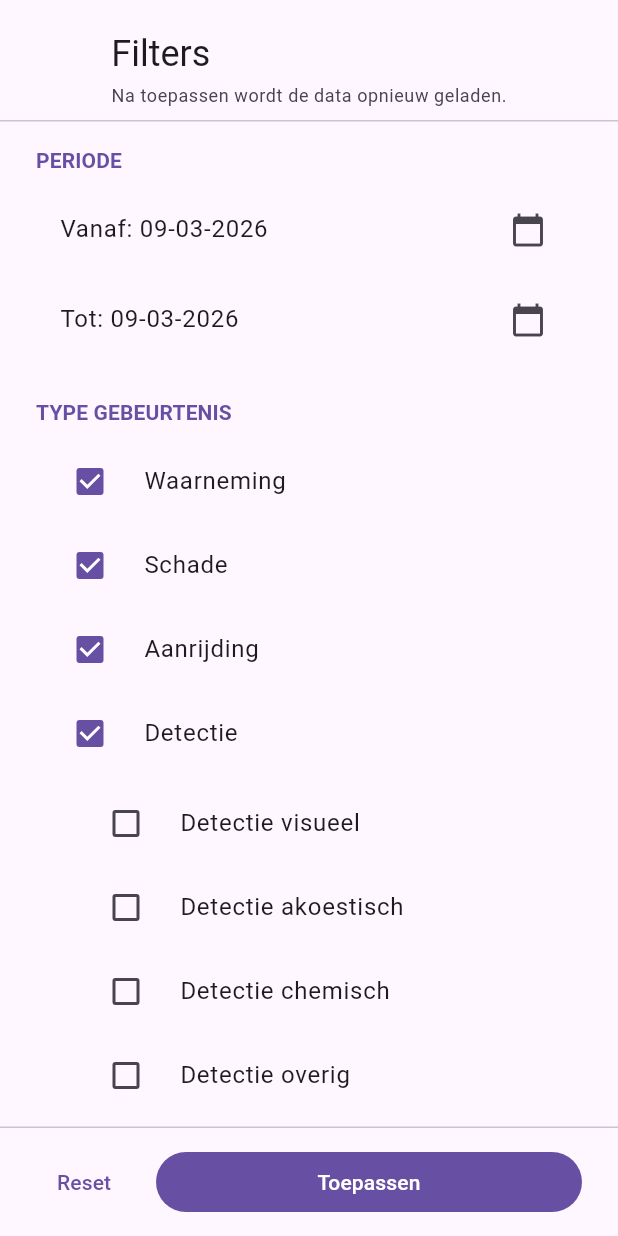
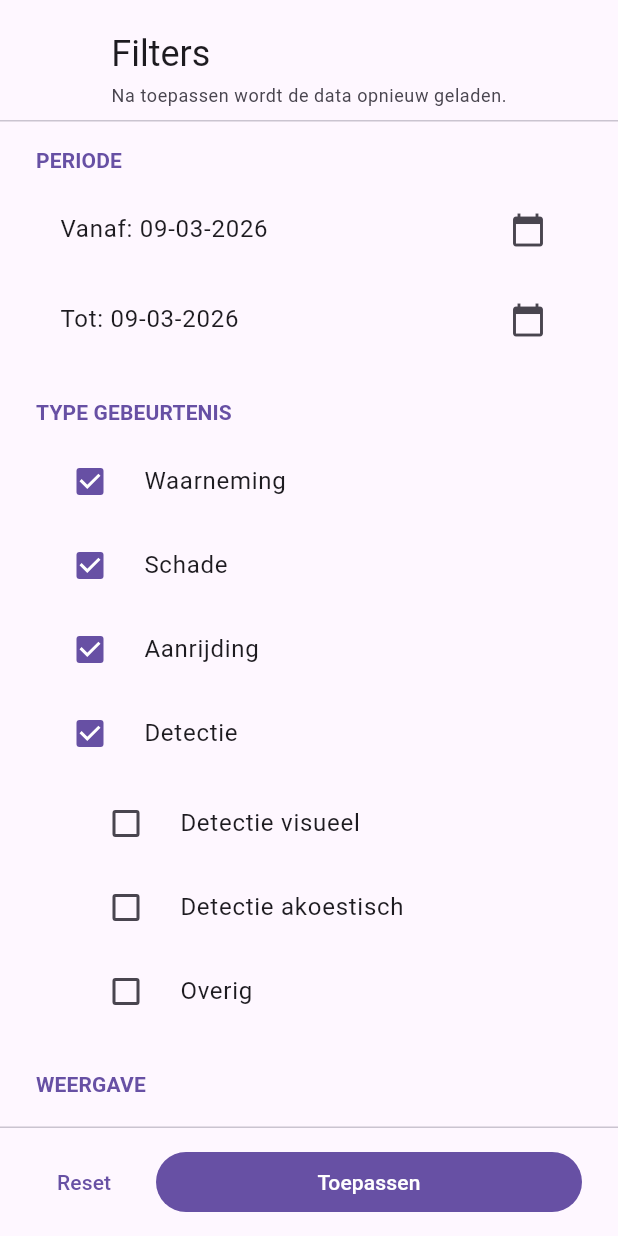
Before and after one commit to WildLife-NL/wildmanager, a Flutter app: the FilterContent widget shown alone on an empty page, opened directly with empty values, on a phone screen of 412 x 824 dp. Run offline on Flutter 3.47's test engine with Material 3 defaults, Android fonts, the phone set to English and light mode, and no system bars; our stand-ins replace flutter_dotenv, flutter_map, latlong2, package_info_plus, shared_preferences; missing offline and left inert: wildlifenl_animal_components, wildlifenl_assets, wildlifenl_detection_components, wildlifenl_interaction_components, wildlifenl_login_components, wildlifenl_map_logic_components and 1 more; accounts and stored records are empty; network calls fail.

Commit message:
#36
filter aangepast voor Detection

```diff
--- a/wildmanager/lib/screens/map/filter_content.dart
+++ b/wildmanager/lib/screens/map/filter_content.dart
@@ -173,14 +173,7 @@ class _FilterContentState extends State<FilterContent> {
                         controlAffinity: ListTileControlAffinity.leading,
                       ),
                       CheckboxListTile(
-                        title: const Text('Detectie chemisch'),
-                        value: _draft.detectieChemisch,
-                        onChanged: (v) => setState(() =>
-                            _draft = _draft.copyWith(detectieChemisch: v ?? false)),
-                        controlAffinity: ListTileControlAffinity.leading,
-                      ),
-                      CheckboxListTile(
-                        title: const Text('Detectie overig'),
+                        title: const Text('Overig'),
                         value: _draft.detectieOverig,
                         onChanged: (v) => setState(() =>
                             _draft = _draft.copyWith(detectieOverig: v ?? false)),
--- a/wildmanager/lib/screens/map/interaction_filter_sheet.dart
+++ b/wildmanager/lib/screens/map/interaction_filter_sheet.dart
@@ -112,7 +112,6 @@ class _InteractionFilterSheetState extends State<InteractionFilterSheet> {
               DropdownMenuItem(value: null, child: Text('Alle detecties')),
               DropdownMenuItem(value: DetectionType.visual, child: Text('Visueel')),
               DropdownMenuItem(value: DetectionType.acoustic, child: Text('Acoustisch')),
-              DropdownMenuItem(value: DetectionType.chemical, child: Text('Chemisch')),
               DropdownMenuItem(value: DetectionType.other, child: Text('Overig')),
             ],
             onChanged: (v) => setState(() => _selectedDetectionType = v),
--- a/wildmanager/lib/screens/map/map_legend.dart
+++ b/wildmanager/lib/screens/map/map_legend.dart
@@ -33,8 +33,7 @@ class MapLegend extends StatelessWidget {
             _row(context, const Color(0xFF2E7D32), 'Dieren'),
             _row(context, DetectionType.visual.color, 'Detectie visueel'),
             _row(context, DetectionType.acoustic.color, 'Detectie acoustisch'),
-            _row(context, DetectionType.chemical.color, 'Detectie chemisch'),
-            _row(context, DetectionType.other.color, 'Detectie overig'),
+            _row(context, DetectionType.other.color, 'Overig'),
             const SizedBox(height: 6),
             Row(
               children: [
--- a/wildmanager/lib/state/filter_state.dart
+++ b/wildmanager/lib/state/filter_state.dart
@@ -12,7 +12,6 @@ class FilterState {
     this.detectie = true,
     this.detectieVisueel = false,
     this.detectieAkoestisch = false,
-    this.detectieChemisch = false,
     this.detectieOverig = false,
     this.showAnimals = true,
     this.showHeatmap = true,
@@ -29,7 +28,6 @@ class FilterState {
   final bool detectie;
   final bool detectieVisueel;
   final bool detectieAkoestisch;
-  final bool detectieChemisch;
   final bool detectieOverig;
   final bool showAnimals;
   final bool showHeatmap;
@@ -58,7 +56,7 @@ class FilterState {
       waarneming || schade || aanrijding || detectie;
 
   bool get hasAnyDetectionSubtypeSelected =>
-      detectieVisueel || detectieAkoestisch || detectieChemisch || detectieOverig;
+      detectieVisueel || detectieAkoestisch || detectieOverig;
 
   bool interactionTypeMatches(int typeId) {
     if (!hasAnyInteractionTypeSelected) return false;
@@ -85,7 +83,6 @@ class FilterState {
         case DetectionType.acoustic:
           return detectieAkoestisch;
         case DetectionType.chemical:
-          return detectieChemisch;
         case DetectionType.other:
           return detectieOverig;
       }
@@ -105,7 +102,6 @@ class FilterState {
           detectie == other.detectie &&
           detectieVisueel == other.detectieVisueel &&
           detectieAkoestisch == other.detectieAkoestisch &&
-          detectieChemisch == other.detectieChemisch &&
           detectieOverig == other.detectieOverig &&
           showAnimals == other.showAnimals &&
           showHeatmap == other.showHeatmap &&
@@ -123,7 +119,6 @@ class FilterState {
         detectie,
         detectieVisueel,
         detectieAkoestisch,
-        detectieChemisch,
         detectieOverig,
         showAnimals,
         showHeatmap,
@@ -141,7 +136,6 @@ class FilterState {
     bool? detectie,
     bool? detectieVisueel,
     bool? detectieAkoestisch,
-    bool? detectieChemisch,
     bool? detectieOverig,
     bool? showAnimals,
     bool? showHeatmap,
@@ -162,7 +156,6 @@ class FilterState {
       detectie: detectie ?? this.detectie,
       detectieVisueel: detectieVisueel ?? this.detectieVisueel,
       detectieAkoestisch: detectieAkoestisch ?? this.detectieAkoestisch,
-      detectieChemisch: detectieChemisch ?? this.detectieChemisch,
       detectieOverig: detectieOverig ?? this.detectieOverig,
       showAnimals: showAnimals ?? this.showAnimals,
       showHeatmap: showHeatmap ?? this.showHeatmap,
```
